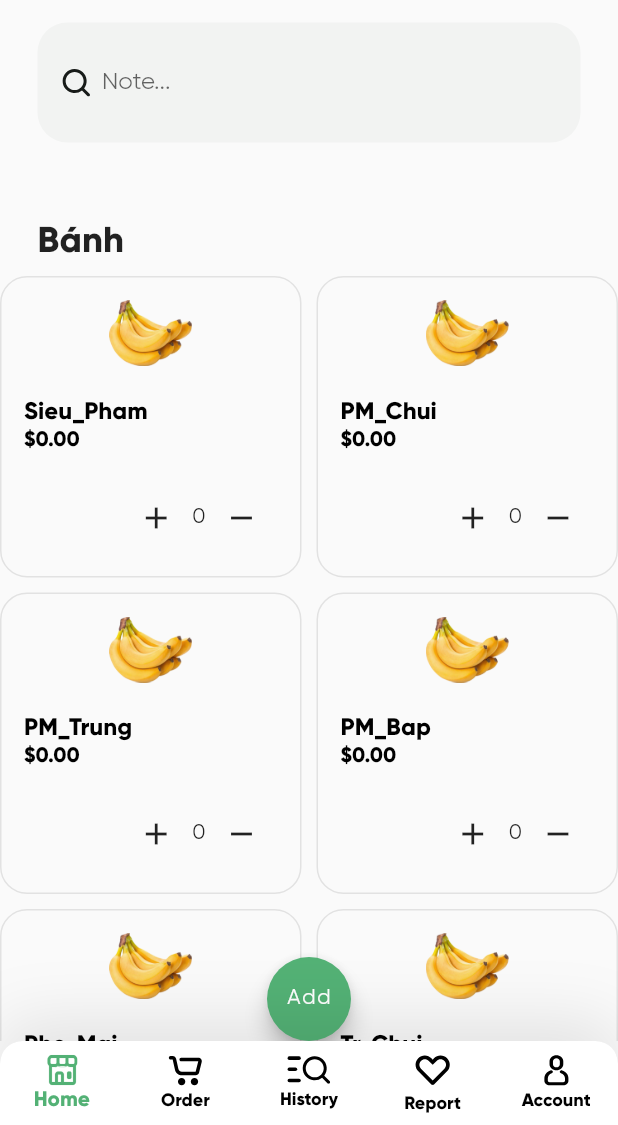
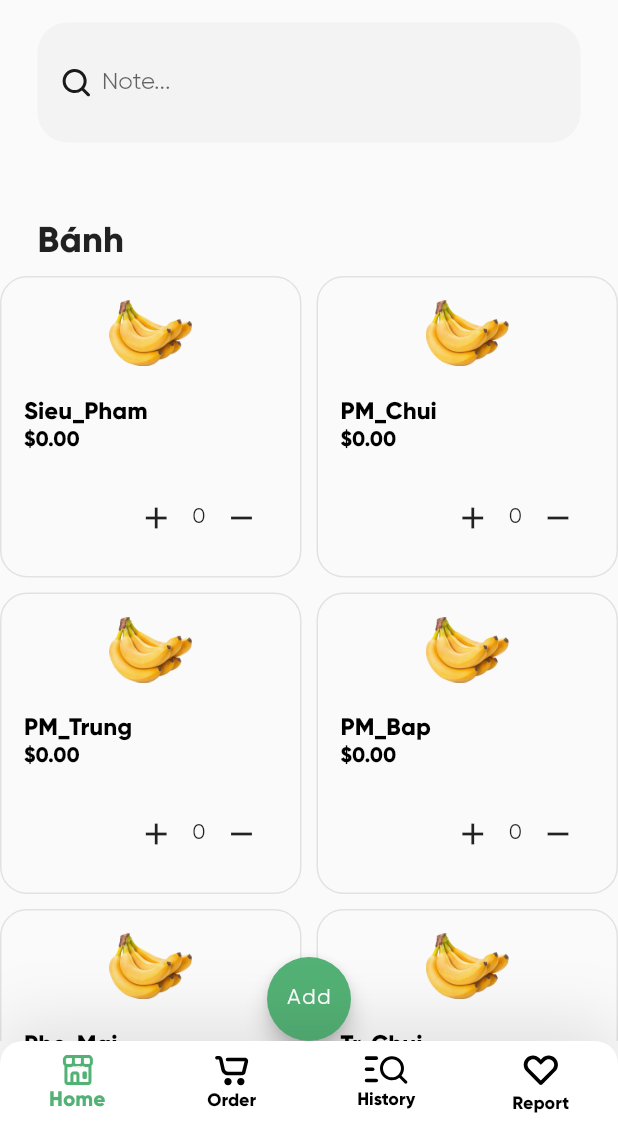
Before and after one commit to Man-Minh-PG/order_manager_android, a Flutter app: the screen it shows after launch, on a phone screen of 412 x 824 dp, the part 111-1236 px from its top. Run offline on Flutter 3.47's test engine with Material 2 defaults, Android fonts, the phone set to English and light mode, and no system bars; our stand-ins replace flutter_svg, sqflite; accounts and stored records are empty.

Commit message:
edit tabar - add loading screen report - turn off debug mode

```diff
--- a/lib/app.dart
+++ b/lib/app.dart
@@ -6,6 +6,7 @@ class MyApp extends StatelessWidget {
   @override
   Widget build(BuildContext context) {
     return MaterialApp(
+      debugShowCheckedModeBanner: false,
       theme: themeData,
       home: SplashScreen(),
     );
--- a/lib/screens/dashboard/navigator_item.dart
+++ b/lib/screens/dashboard/navigator_item.dart
@@ -1,5 +1,4 @@
 import 'package:flutter/material.dart';
-import 'package:grocery_app/screens/account/account_screen.dart';
 import 'package:grocery_app/screens/cart/cart_screen.dart';
 import 'package:grocery_app/screens/explore_screen.dart';
 import 'package:grocery_app/screens/home/home_screen.dart';
@@ -22,5 +21,5 @@ List<NavigatorItem> navigatorItems = [
 
   NavigatorItem(
       "Report", "assets/icons/favourite_icon.svg", 3, FavouriteScreen()),
-  NavigatorItem("Account", "assets/icons/account_icon.svg", 4, AccountScreen()),
+  // NavigatorItem("Account", "assets/icons/account_icon.svg", 4, AccountScreen()),
 ];
```
Also changed, not shown: lib/screens/favourite_screen.dart (+11 -4 lines).
